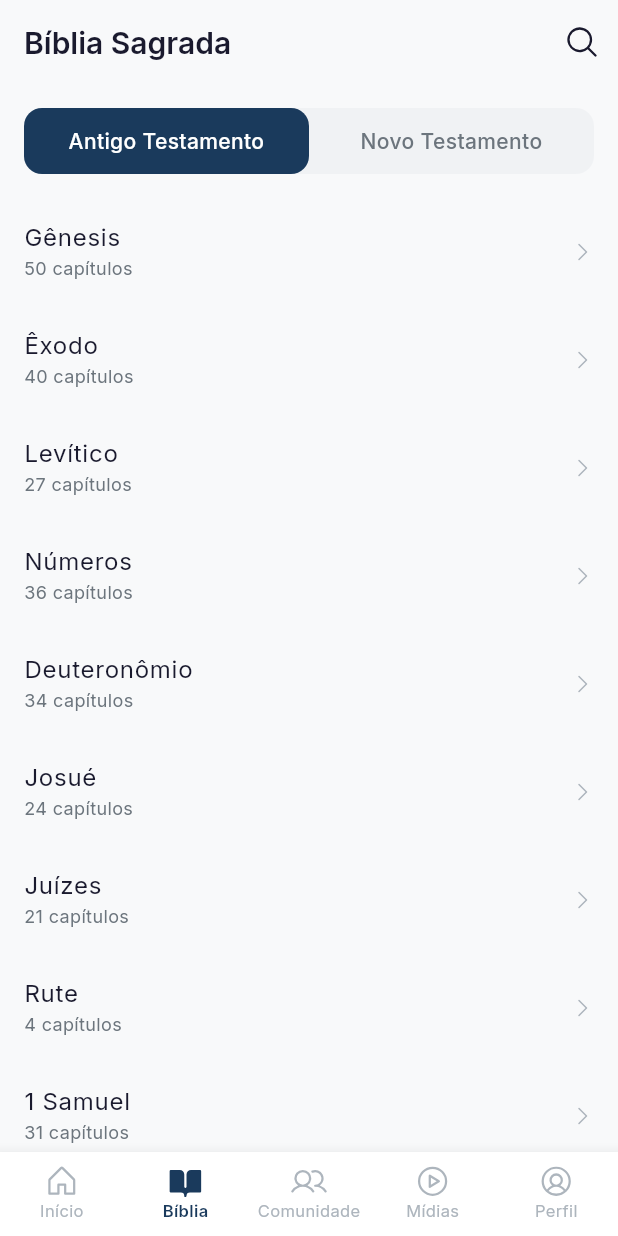
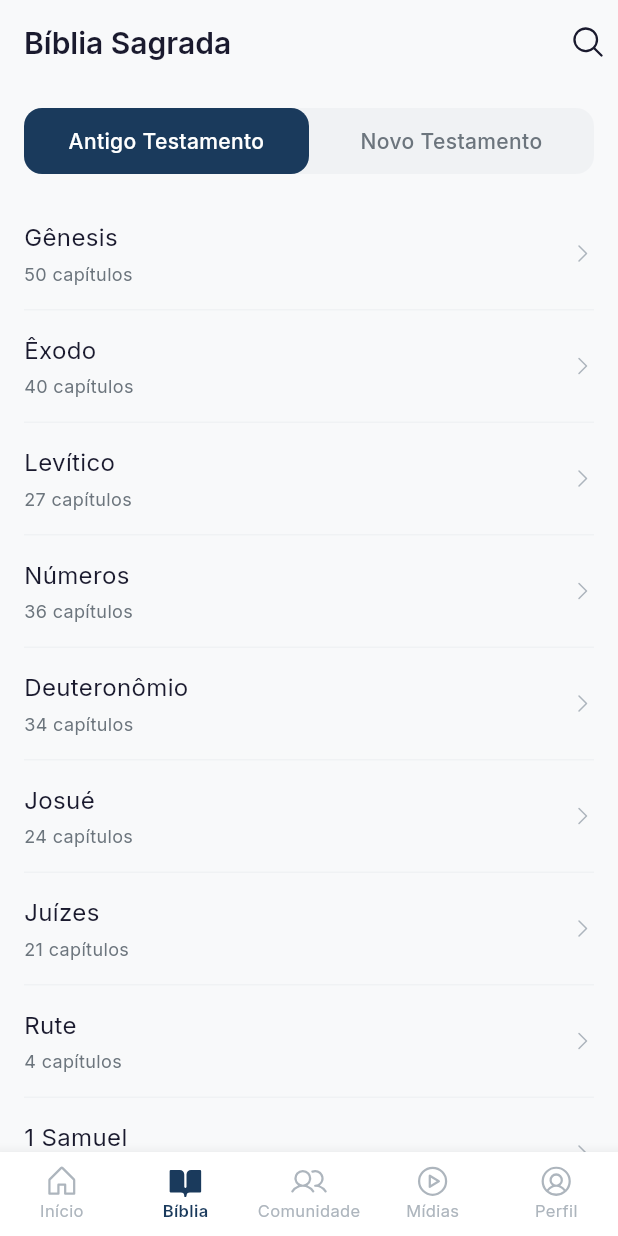
Before and after one commit to marceloterra73/ministerio-digital, a Flutter app: the BibleScreen screen opened by its route, on a phone screen of 412 x 824 dp. Run offline on Flutter 3.47's test engine with Material 3 defaults, Android fonts, the phone set to English and light mode, and no system bars; our stand-ins replace flutter_riverpod, go_router, google_fonts, phosphor_flutter, share_plus, sqflite and 2 more; accounts and stored records are empty.

Commit message:
Corrigir Biblia: substituir ListTile/IconButton por GestureDetector e implementar navegacao entre capitulos

```diff
--- a/lib/features/bible/presentation/bible_screen.dart
+++ b/lib/features/bible/presentation/bible_screen.dart
@@ -4,6 +4,7 @@ import 'package:phosphor_flutter/phosphor_flutter.dart';
 import '../../../core/theme/app_colors.dart';
 import '../../../core/theme/app_typography.dart';
 import '../../../offline/daos/bible_dao.dart';
+import '../../../shared/widgets/app_back_button.dart';
 
 class BibleScreen extends StatefulWidget {
   const BibleScreen({super.key});
@@ -39,9 +40,12 @@ class _BibleScreenState extends State<BibleScreen> {
       appBar: AppBar(
         title: const Text('Bíblia Sagrada'),
         actions: [
-          IconButton(
-            onPressed: () => _showSearchDialog(context),
-            icon: Icon(PhosphorIcons.magnifyingGlass()),
+          GestureDetector(
+            onTap: () => _showSearchDialog(context),
+            child: Padding(
+              padding: const EdgeInsets.all(8),
+              child: Icon(PhosphorIcons.magnifyingGlass()),
+            ),
           ),
         ],
       ),
@@ -98,24 +102,41 @@ class _BibleScreenState extends State<BibleScreen> {
                         itemCount: _books.length,
                         itemBuilder: (context, index) {
                           final book = _books[index];
-                          return ListTile(
-                            contentPadding: EdgeInsets.zero,
-                            title: Text(
+                          return GestureDetector(
+                            onTap: () => _showChapters(context, book),
+                            child: Container(
+                              padding: const EdgeInsets.symmetric(vertical: 14),
+                              decoration: BoxDecoration(
+                                border: Border(
+                                  bottom: BorderSide(color: AppColors.border.withOpacity(0.5)),
+                                ),
+                              ),
+                              child: Row(
+                                children: [
+                                  Expanded(
+                                    child: Column(
+                                      crossAxisAlignment: CrossAxisAlignment.start,
+                                      children: [
+                                        Text(
                                           book['name'] as String,
                                           style: AppTypography.bodyLarge,
                                         ),
-                            subtitle: Text(
+                                        const SizedBox(height: 4),
+                                        Text(
                                           '${book['chapters_count']} capítulos',
                                           style: AppTypography.bodySmall,
                                         ),
-                            trailing: Icon(
+                                      ],
+                                    ),
+                                  ),
+                                  Icon(
                                     PhosphorIcons.caretRight(),
                                     color: AppColors.textTertiary,
                                     size: 16,
                                   ),
-                            onTap: () {
-                              _showChapters(context, book);
-                            },
+                                ],
+                              ),
+                            ),
                           );
                         },
                       ),
```
Also changed, not shown: lib/features/bible/presentation/chapter_screen.dart (+26 -17 lines). Lines whose indentation alone changed are shown as unchanged.
